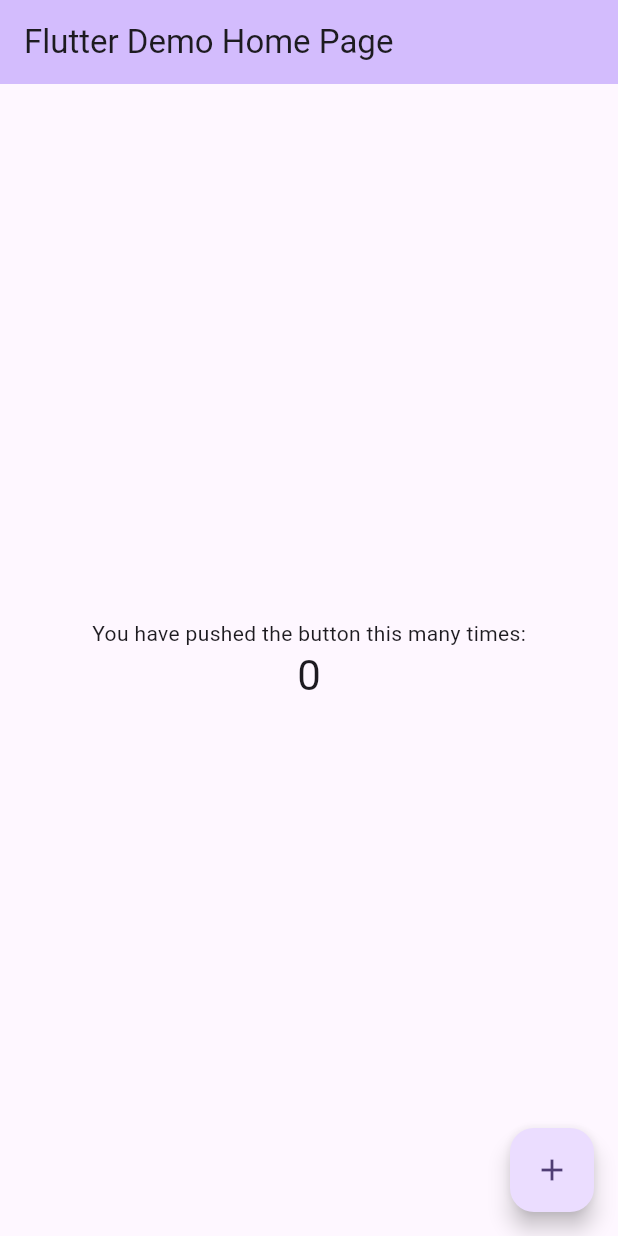
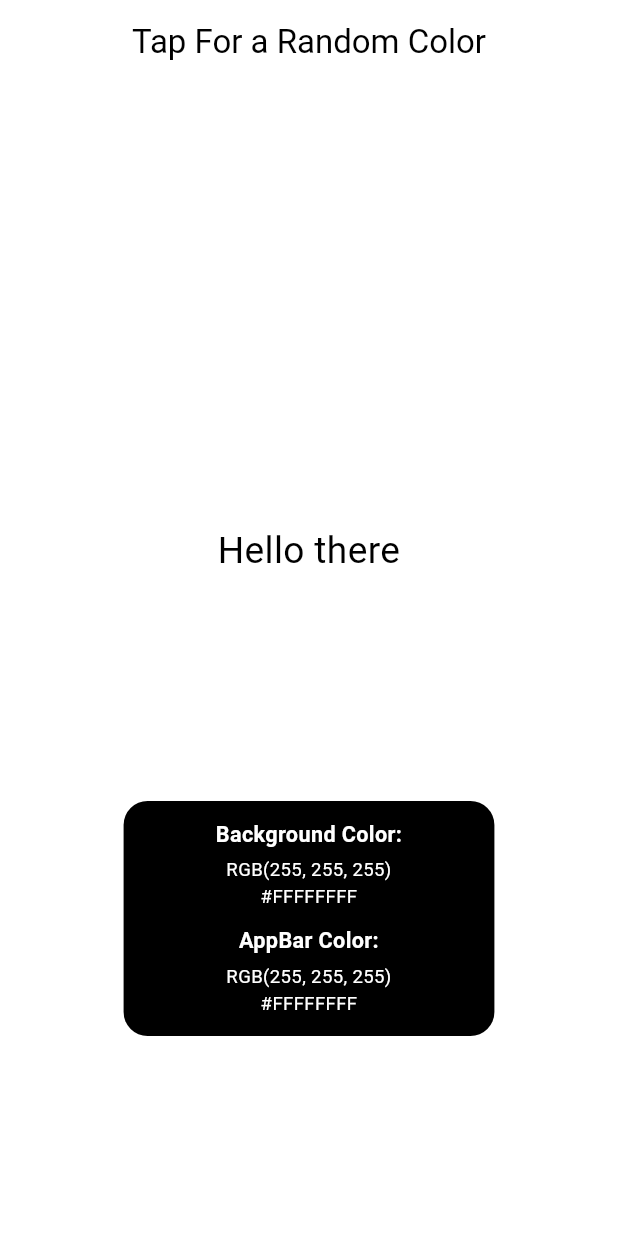
Before and after one commit to DavidJ22/flutter-tap-color-changer, a Flutter app: the screen it shows after launch, on a phone screen of 412 x 824 dp. Run offline on Flutter 3.47's test engine with Material 3 defaults, Android fonts, the phone set to English and light mode, and no system bars.

Commit message:
Initial commit: Flutter Tap Color Changer app

```diff
--- a/lib/main.dart
+++ b/lib/main.dart
@@ -1,122 +1,203 @@
+import 'dart:math' as math;
+
 import 'package:flutter/material.dart';
 
+///Entry the application
 void main() {
   runApp(const MyApp());
 }
 
+///MyApp
 class MyApp extends StatelessWidget {
+  /// Creates an instance of MyApp.
   const MyApp({super.key});
 
-  // This widget is the root of your application.
+  /// Material App
   @override
   Widget build(BuildContext context) {
     return MaterialApp(
-      title: 'Flutter Demo',
+      title: 'Random Background Color',
       theme: ThemeData(
-        // This is the theme of your application.
-        //
-        // TRY THIS: Try running your application with "flutter run". You'll see
-        // the application has a purple toolbar. Then, without quitting the app,
-        // try changing the seedColor in the colorScheme below to Colors.green
-        // and then invoke "hot reload" (save your changes or press the "hot
-        // reload" button in a Flutter-supported IDE, or press "r" if you used
-        // the command line to start the app).
-        //
-        // Notice that the counter didn't reset back to zero; the application
-        // state is not lost during the reload. To reset the state, use hot
-        // restart instead.
-        //
-        // This works for code too, not just values: Most code changes can be
-        // tested with just a hot reload.
-        colorScheme: ColorScheme.fromSeed(seedColor: Colors.deepPurple),
+        primarySwatch: Colors.blue,
       ),
-      home: const MyHomePage(title: 'Flutter Demo Home Page'),
+      home: const MyHomePage(title: 'Tap For a Random Color'),
     );
   }
 }
 
+/// A Statefull widget
 class MyHomePage extends StatefulWidget {
-  const MyHomePage({super.key, required this.title});
+  /// The title shown in the app bar.
+  final String title;
 
-  // This widget is the home page of your application. It is stateful, meaning
-  // that it has a State object (defined below) that contains fields that affect
-  // how it looks.
-
-  // This class is the configuration for the state. It holds the values (in this
-  // case the title) provided by the parent (in this case the App widget) and
-  // used by the build method of the State. Fields in a Widget subclass are
-  // always marked "final".
-
-  final String title;
+  /// Creates an instance of MyHomePage with the title.
+  const MyHomePage({required this.title, super.key});
 
   @override
   State<MyHomePage> createState() => _MyHomePageState();
 }
 
 class _MyHomePageState extends State<MyHomePage> {
-  int _counter = 0;
+  Color _backgroundColor = Colors.white;
+  Color _appBarColor = Colors.white;
+  Color _appBarTextColor = Colors.black;
+  Color _backgroundTextColor = Colors.black;
+  final randomGenerator = math.Random();
 
-  void _incrementCounter() {
+  void _changeBackgroundColor() {
     setState(() {
-      // This call to setState tells the Flutter framework that something has
-      // changed in this State, which causes it to rerun the build method below
-      // so that the display can reflect the updated values. If we changed
-      // _counter without calling setState(), then the build method would not be
-      // called again, and so nothing would appear to happen.
-      _counter++;
+      _backgroundColor = Color.fromARGB(
+        255,
+        randomGenerator.nextInt(256),
+        randomGenerator.nextInt(256),
+        randomGenerator.nextInt(256),
+      );
+      _appBarColor = Color.fromARGB(
+        255,
+        randomGenerator.nextInt(256),
+        randomGenerator.nextInt(256),
+        randomGenerator.nextInt(256),
+      );
+
+      final double luminance = _backgroundColor.computeLuminance();
+      _appBarTextColor = luminance < 0.5 ? Colors.white : Colors.black;
+      _backgroundTextColor = luminance < 0.5 ? Colors.white : Colors.black;
     });
+  }
+
+  String colorToHex(Color color) {
+    return '#'
+            '${(color.a * 255).toInt().toRadixString(16).padLeft(2, '0')}'
+            '${(color.r * 255).toInt().toRadixString(16).padLeft(2, '0')}'
+            '${(color.g * 255).toInt().toRadixString(16).padLeft(2, '0')}'
+            '${(color.b * 255).toInt().toRadixString(16).padLeft(2, '0')}'
+        .toUpperCase();
   }
 
   @override
   Widget build(BuildContext context) {
-    // This method is rerun every time setState is called, for instance as done
-    // by the _incrementCounter method above.
-    //
-    // The Flutter framework has been optimized to make rerunning build methods
-    // fast, so that you can just rebuild anything that needs updating rather
-    // than having to individually change instances of widgets.
-    return Scaffold(
-      appBar: AppBar(
-        // TRY THIS: Try changing the color here to a specific color (to
-        // Colors.amber, perhaps?) and trigger a hot reload to see the AppBar
-        // change color while the other colors stay the same.
-        backgroundColor: Theme.of(context).colorScheme.inversePrimary,
-        // Here we take the value from the MyHomePage object that was created by
-        // the App.build method, and use it to set our appbar title.
-        title: Text(widget.title),
-      ),
-      body: Center(
-        // Center is a layout widget. It takes a single child and positions it
-        // in the middle of the parent.
-        child: Column(
-          // Column is also a layout widget. It takes a list of children and
-          // arranges them vertically. By default, it sizes itself to fit its
-          // children horizontally, and tries to be as tall as its parent.
-          //
-          // Column has various properties to control how it sizes itself and
-          // how it positions its children. Here we use mainAxisAlignment to
-          // center the children vertically; the main axis here is the vertical
-          // axis because Columns are vertical (the cross axis would be
-          // horizontal).
-          //
-          // TRY THIS: Invoke "debug painting" (choose the "Toggle Debug Paint"
-          // action in the IDE, or press "p" in the console), to see the
-          // wireframe for each widget.
-          mainAxisAlignment: MainAxisAlignment.center,
-          children: <Widget>[
-            const Text('You have pushed the button this many times:'),
-            Text(
-              '$_counter',
-              style: Theme.of(context).textTheme.headlineMedium,
+    final Size screenSize = MediaQuery.of(context).size;
+    final double screenHeight = screenSize.height;
+    final double screenWidth = screenSize.width;
+
+    return GestureDetector(
+      onTap: _changeBackgroundColor,
+      child: Scaffold(
+        backgroundColor: _backgroundColor,
+        appBar: PreferredSize(
+          preferredSize: const Size.fromHeight(kToolbarHeight),
+          child: AnimatedContainer(
+            duration: const Duration(milliseconds: 600),
+            curve: Curves.easeInOut,
+            color: _appBarColor,
+            child: AppBar(
+              title: Text(
+                widget.title,
+                style: TextStyle(color: _appBarTextColor),
+              ),
+              backgroundColor: Colors.transparent,
+              elevation: 0,
+              centerTitle: true,
             ),
-          ],
+          ),
+        ),
+        body: AnimatedContainer(
+          duration: const Duration(milliseconds: 600),
+          curve: Curves.easeInOut,
+          color: _backgroundColor,
+          width: double.infinity,
+          height: double.infinity,
+          child: Stack(
+            alignment: Alignment.center,
+            children: [
+              Align(
+                alignment: const Alignment(0, -0.2),
+                child: Text(
+                  'Hello there',
+                  textAlign: TextAlign.center,
+                  style: TextStyle(
+                    fontSize: screenWidth * 0.06,
+                    color: _backgroundTextColor,
+                  ),
+                ),
+              ),
+              Positioned(
+                top: screenHeight / 2 + screenHeight * 0.08,
+                left: screenWidth * 0.2,
+                right: screenWidth * 0.2,
+                child: Container(
+                  padding: EdgeInsets.symmetric(
+                    vertical: screenHeight * 0.015,
+                    horizontal: screenWidth * 0.03,
+                  ),
+                  decoration: BoxDecoration(
+                    color: Colors.black,
+                    borderRadius: BorderRadius.circular(16),
+                  ),
+                  child: Column(
+                    mainAxisSize: MainAxisSize.min,
+                    children: [
+                      Text(
+                        'Background Color:',
+                        style: TextStyle(
+                          fontSize: screenWidth * 0.035,
+                          fontWeight: FontWeight.bold,
+                          color: Colors.white,
+                        ),
+                        textAlign: TextAlign.center,
+                      ),
+                      const SizedBox(height: 4),
+                      Text(
+                        'RGB(${(_backgroundColor.r * 255).toInt()}, ${(_backgroundColor.g * 255).toInt()}, ${(_backgroundColor.b * 255).toInt()})',
+                        style: TextStyle(
+                          fontSize: screenWidth * 0.03,
+                          color: Colors.white,
+                        ),
+                        textAlign: TextAlign.center,
+                      ),
+                      Text(
+                        colorToHex(_backgroundColor),
+                        style: TextStyle(
+                          fontSize: screenWidth * 0.03,
+                          color: Colors.white,
+                        ),
+                        textAlign: TextAlign.center,
+                      ),
+                      const SizedBox(height: 10),
+                      Text(
+                        'AppBar Color:',
+                        style: TextStyle(
+                          fontSize: screenWidth * 0.035,
+                          fontWeight: FontWeight.bold,
+                          color: Colors.white,
+                        ),
+                        textAlign: TextAlign.center,
+                      ),
+                      const SizedBox(height: 4),
+                      Text(
+                        'RGB(${(_appBarColor.r * 255).toInt()}, ${(_appBarColor.g * 255).toInt()}, ${(_appBarColor.b * 255).toInt()})',
+                        style: TextStyle(
+                          fontSize: screenWidth * 0.03,
+                          color: Colors.white,
+                        ),
+                        textAlign: TextAlign.center,
+                      ),
+                      Text(
+                        colorToHex(_appBarColor),
+                        style: TextStyle(
+                          fontSize: screenWidth * 0.03,
+                          color: Colors.white,
+                        ),
+                        textAlign: TextAlign.center,
+                      ),
+                    ],
+                  ),
+                ),
+              ),
+            ],
+          ),
         ),
       ),
-      floatingActionButton: FloatingActionButton(
-        onPressed: _incrementCounter,
-        tooltip: 'Increment',
-        child: const Icon(Icons.add),
-      ), // This trailing comma makes auto-formatting nicer for build methods.
     );
   }
 }
```
Also changed, not shown: pubspec.yaml (+3 -70 lines), 1 other file.
